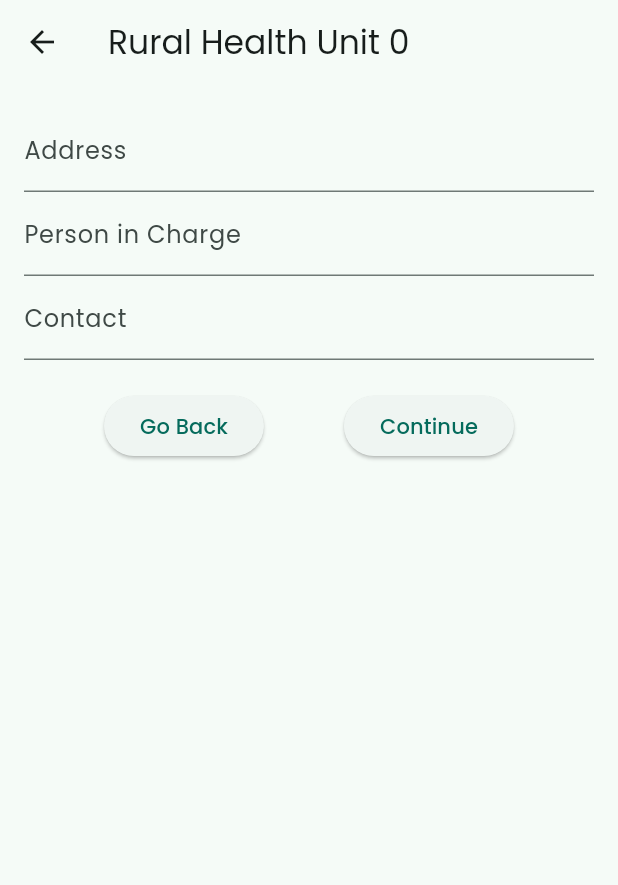
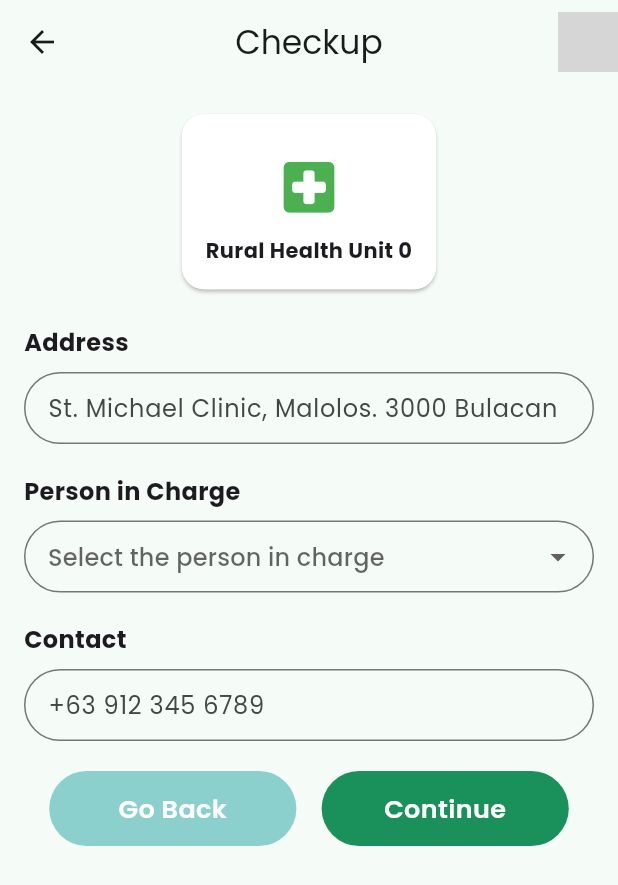
Before and after one commit to yskooo/snt_innovatives, a Flutter app: the CardRouteForms screen opened directly with empty values, on a phone screen of 412 x 824 dp. Shown: the top 885 px of the screen. Run offline on Flutter 3.47's test engine with Material 3 defaults, Android fonts, the phone set to English and light mode, and no system bars; our stand-ins replace carousel_slider, device_preview, flutter_svg, google_fonts, supabase_flutter; accounts and stored records are empty; network calls fail; grey boxes are pictures that could not be loaded.

Commit message:
feat: card route forms
need to integrate the bottomnavbar widget, bud didnt bcs i believe it needs refractoring

```diff
--- a/lib/widgets/card_route_forms.dart
+++ b/lib/widgets/card_route_forms.dart
@@ -1,5 +1,7 @@
 import 'package:flutter/material.dart';
 import 'dart:math';
+
+import '../pages/queue_number_page.dart';
 
 class CardRouteForms extends StatefulWidget {
   final int unitNumber;
@@ -7,108 +9,222 @@ class CardRouteForms extends StatefulWidget {
   const CardRouteForms({Key? key, required this.unitNumber}) : super(key: key);
 
   @override
-  State<CardRouteForms> createState() => _CardRouteFormsState();
+  _CardRouteFormsState createState() => _CardRouteFormsState();
 }
 
 class _CardRouteFormsState extends State<CardRouteForms> {
   final _formKey = GlobalKey<FormState>();
-  String _address = '';
-  String _personInCharge = '';
-  String _contact = '';
+  final TextEditingController _addressController = TextEditingController();
+  final TextEditingController _contactController = TextEditingController();
+  String? _selectedPersonInCharge;
+  final List<String> _personsInCharge = ['Person 1', 'Person 2', 'Person 3'];
+
+  @override
+  void dispose() {
+    _addressController.dispose();
+    _contactController.dispose();
+    super.dispose();
+  }
 
   void _showQueueNumber() {
-    // Generate a random queue number for demo purposes
-    final random = Random();
-    final queueNumber = random.nextInt(100);
+    final queueNumber = Random().nextInt(100);
+    Navigator.push(
+      context,
+      MaterialPageRoute(
+        builder: (context) => QueueNumberPage(queueNumber: queueNumber),
+      ),
+    );
+  }
 
-    showDialog(
-      context: context,
-      builder: (context) => AlertDialog(
-        title: const Text('Your Queue Number'),
-        content: Text('Your queue number is: $queueNumber'),
-        actions: <Widget>[
-          TextButton(
-            onPressed: () {
-              Navigator.of(context).pop(); // Close the dialog
-              // Additional actions on continue can be added here
-            },
-            child: const Text('OK'),
+
+  Widget _buildForm() {
+    return Form(
+      key: _formKey,
+      child: Column(
+        crossAxisAlignment: CrossAxisAlignment.start,
+        children: [
+          _buildTextField(
+            controller: _addressController,
+            hintText: 'St. Michael Clinic, Malolos. 3000 Bulacan',
+            validatorMessage: 'Address cannot be empty',
+            label: 'Address',
           ),
+          const SizedBox(height: 20),
+          _buildDropdownField(),
+          const SizedBox(height: 20),
+          _buildTextField(
+            controller: _contactController,
+            hintText: '+63 912 345 6789',
+            validatorMessage: 'Contact number cannot be empty',
+            label: 'Contact',
+          ),
+          const SizedBox(height: 20),
+          _buildActionButtons(),
         ],
       ),
     );
   }
 
-  @override
-  Widget build(BuildContext context) {
-    return Scaffold(
-      appBar: AppBar(
-        title: Text('Rural Health Unit ${widget.unitNumber}'),
-        leading: IconButton(
-          icon: const Icon(Icons.arrow_back),
-          onPressed: () => Navigator.pop(context),
+
+  Widget _buildTextField({
+    required TextEditingController controller,
+    required String hintText,
+    required String validatorMessage,
+    required String label,
+  }) {
+    return Column(
+      crossAxisAlignment: CrossAxisAlignment.start,
+      children: [
+        Text(
+          label,
+          style: const TextStyle(fontSize: 16, fontWeight: FontWeight.bold),
         ),
+        const SizedBox(height: 8), // Space between label and text field
+        TextFormField(
+          controller: controller,
+          decoration: InputDecoration(
+            hintText: hintText,
+            border: OutlineInputBorder(borderRadius: BorderRadius.circular(50)),
+            contentPadding: const EdgeInsets.all(12),
           ),
-      body: Padding(
-        padding: const EdgeInsets.all(16.0),
-        child: Form(
-          key: _formKey,
-          child: Column(
-            crossAxisAlignment: CrossAxisAlignment.start,
-            children: <Widget>[
-              TextFormField(
-                decoration: const InputDecoration(labelText: 'Address'),
           validator: (value) {
             if (value == null || value.isEmpty) {
-                    return 'Please enter an address';
+              return validatorMessage;
             }
             return null;
           },
-                onSaved: (value) => _address = value ?? '',
         ),
-              TextFormField(
-                decoration: const InputDecoration(labelText: 'Person in Charge'),
-                validator: (value) {
-                  if (value == null || value.isEmpty) {
-                    return 'Please enter the name of the person in charge';
+      ],
+    );
   }
-                  return null;
-                },
-                onSaved: (value) => _personInCharge = value ?? '',
+
+
+  Widget _buildDropdownField() {
+    return Column(
+      crossAxisAlignment: CrossAxisAlignment.start,
+      children: [
+        const Text(
+          'Person in Charge',
+          style: TextStyle(fontSize: 16, fontWeight: FontWeight.bold),
         ),
-              TextFormField(
-                decoration: const InputDecoration(labelText: 'Contact'),
-                validator: (value) {
-                  if (value == null || value.isEmpty) {
-                    return 'Please enter a contact number';
+        const SizedBox(height: 8), // Space between label and dropdown
+        DropdownButtonFormField<String>(
+          value: _selectedPersonInCharge,
+          onChanged: (newValue) => setState(() => _selectedPersonInCharge = newValue),
+          items: _personsInCharge.map<DropdownMenuItem<String>>((person) {
+            return DropdownMenuItem<String>(
+              value: person,
+              child: Text(person),
+            );
+          }).toList(),
+          decoration: InputDecoration(
+            hintText: 'Select the person in charge',
+            border: OutlineInputBorder(borderRadius: BorderRadius.circular(50)),
+            contentPadding: const EdgeInsets.all(12),
+          ),
+          validator: (value) => value == null ? 'Please select the person in charge' : null,
+        ),
+      ],
+    );
   }
-                  return null;
-                },
-                onSaved: (value) => _contact = value ?? '',
-              ),
-              const SizedBox(height: 20),
-              Row(
+
+
+  Widget _buildActionButtons() {
+    return Row(
       mainAxisAlignment: MainAxisAlignment.spaceEvenly,
       children: [
-                  ElevatedButton(
+        _buildActionButton(
+          label: "Go Back",
+          color: const Color(0xFF8CD0CE),
           onPressed: () => Navigator.pop(context),
-                    child: const Text('Go Back'),
         ),
-                  ElevatedButton(
+        _buildActionButton(
+          label: "Continue",
+          color: const Color(0xFF1A915A),
           onPressed: () {
             if (_formKey.currentState!.validate()) {
-                        _formKey.currentState!.save();
               _showQueueNumber();
             }
           },
-                    child: const Text('Continue'),
         ),
       ],
+    );
+  }
+
+  Widget _buildActionButton({required String label, required Color color, required VoidCallback onPressed}) {
+    return GestureDetector(
+      onTap: onPressed,
+      child: Container(
+        alignment: Alignment.center,
+        height: 50,
+        width: MediaQuery.of(context).size.width * 0.4,
+        decoration: BoxDecoration(
+          color: color,
+          borderRadius: BorderRadius.circular(50),
         ),
-            ],
+        child: Text(
+          label,
+          textAlign: TextAlign.center,
+          style: const TextStyle(
+            color: Colors.white,
+            fontSize: 17,
+            fontWeight: FontWeight.w600,
           ),
         ),
       ),
     );
   }
+
+
+  @override
+  Widget build(BuildContext context) {
+    return Scaffold(
+      appBar: AppBar(
+        title: const Text('Checkup'),
+        centerTitle: true,
+        leading: IconButton(
+          icon: const Icon(Icons.arrow_back),
+          onPressed: () => Navigator.pop(context),
+        ),
+        actions: const [
+          CircleAvatar(
+            backgroundImage: NetworkImage('https://avatars.githubusercontent.com/u/90546802?v=4'), // Adjust image as needed
+          ),
+        ],
+      ),
+      body: SingleChildScrollView(
+        padding: const EdgeInsets.all(16.0),
+        child: Column(
+          children: [
+            _buildHeaderCard(),
+            const SizedBox(height: 20),
+            _buildForm(),
+          ],
+        ),
+      ),
+    );
   }
+
+  Widget _buildHeaderCard() {
+    return Card(
+      color: Colors.white,
+      shape: RoundedRectangleBorder(borderRadius: BorderRadius.circular(15)),
+      child: Padding(
+        padding: const EdgeInsets.all(16.0),
+        child: Column(
+          crossAxisAlignment: CrossAxisAlignment.center,
+          children: [
+            const SizedBox(height: 10),
+            const Icon(Icons.local_hospital_rounded, color: Colors.green, size: 45.0),
+            const SizedBox(height: 10),
+            Text(
+              'Rural Health Unit ${widget.unitNumber}',
+              textAlign: TextAlign.center,
+              style: const TextStyle(fontWeight: FontWeight.bold),
+            ),
+          ],
+        ),
+      ),
+    );
+  }
+}
```
Lines whose indentation alone changed are shown as unchanged.
